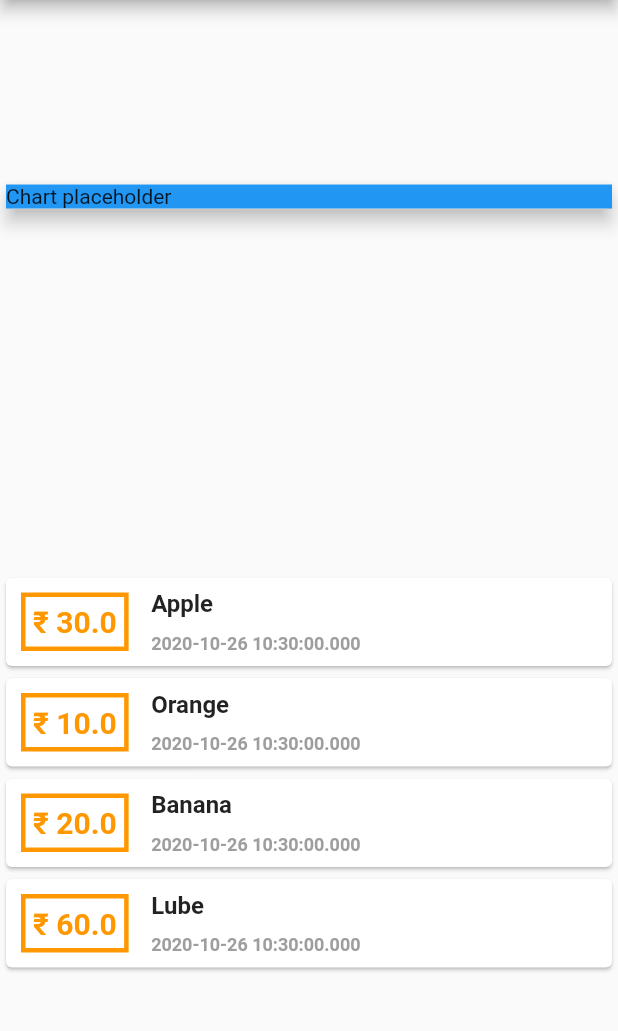
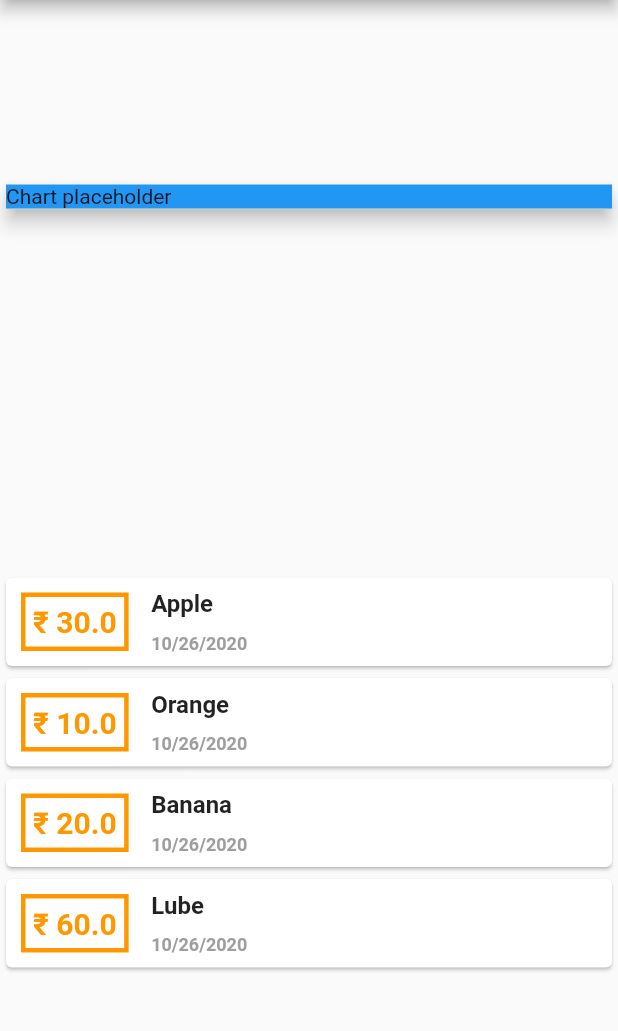
Before and after one commit to bunny3025/flutter, a Flutter app: the screen it shows after launch, on a phone screen of 412 x 824 dp, the part 84-1115 px from its top. Run offline on Flutter 3.47's test engine with Material 2 defaults, Android fonts, the phone set to English and light mode, and no system bars.

```diff
--- a/expense_monitor/lib/main.dart
+++ b/expense_monitor/lib/main.dart
@@ -1,5 +1,6 @@
 import 'package:expense_monitor/transaction.dart';
 import 'package:flutter/material.dart';
+import 'package:intl/intl.dart';
 
 void main() => runApp(ExpenseMonitorApp());
 
@@ -107,7 +108,7 @@ class HomePage extends StatelessWidget {
                         Container(
                           padding: EdgeInsets.all(5),
                           child: Text(
-                            tx.date.toString(),
+                            DateFormat.yMd().format(tx.date),
                             style: TextStyle(
                               fontWeight: FontWeight.bold,
                               fontSize: 12,
--- a/expense_monitor/pubspec.yaml
+++ b/expense_monitor/pubspec.yaml
@@ -23,6 +23,7 @@ environment:
 dependencies:
   flutter:
     sdk: flutter
+  intl: ^0.16.1
 
 
   # The following adds the Cupertino Icons font to your application.
```
